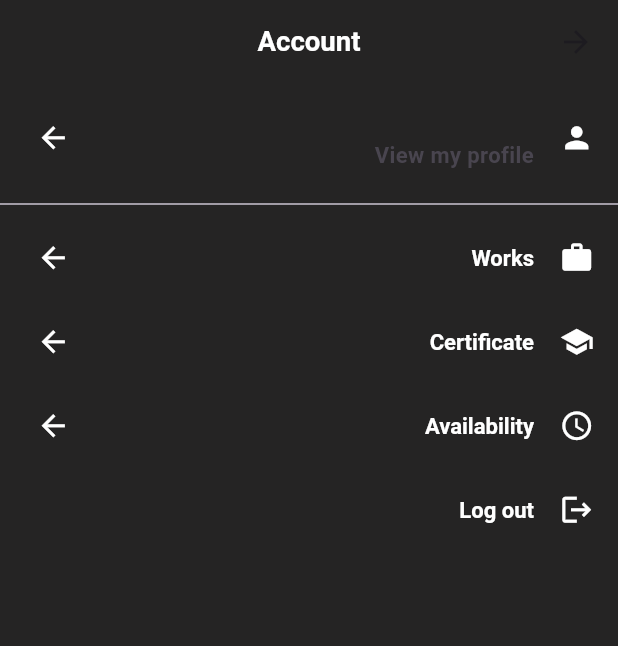
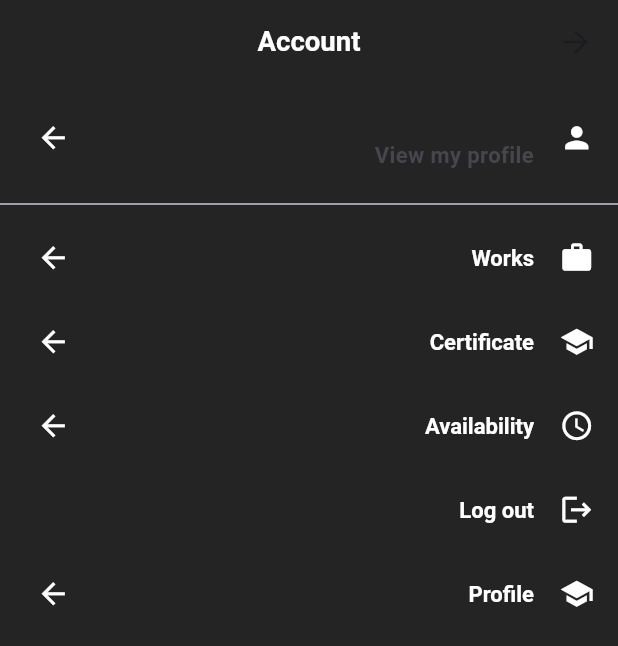
Before and after one commit to MohtadeTawafsha/HERAFI, a Flutter app: the AccountScreen screen opened by its route, on a phone screen of 412 x 824 dp. Shown: the top 646 px of the screen. Run offline on Flutter 3.47's test engine with Material 3 defaults, Android fonts, the phone set to English and light mode, and no system bars; our stand-ins replace awesome_snackbar_content, cached_network_image, cloud_firestore, connectivity_plus, dartz, firebase_auth and 13 more; missing offline and left inert: chat_gpt_sdk; accounts and stored records are empty.

Commit message:
Update account_screen.dart

```diff
--- a/lib/presentation/pages/account_screen.dart
+++ b/lib/presentation/pages/account_screen.dart
@@ -1,6 +1,7 @@
 import 'package:firebase_auth/firebase_auth.dart';
 import 'package:flutter/material.dart';
 import 'package:herafi/presentation/pages/certificatePage.dart';
+import 'package:herafi/presentation/pages/craftsmanProfilePage.dart';
 import 'package:herafi/presentation/pages/portfolio_screen.dart';
 import 'availability_screen.dart';
 import 'edit_profile_screen.dart';
@@ -110,6 +111,16 @@ class _AccountScreenState extends State<AccountScreen> {
                     FirebaseAuth.instance.signOut();
                   },
                 ),
+                ListTile(
+                  leading: Icon(Icons.school),
+                  title: Text('Profile'),
+                  trailing: Icon(Icons.arrow_forward),
+                  onTap: () {
+                    Navigator.push(
+                      context,
+                      MaterialPageRoute(builder: (context) => CraftsmanProfilePage()),
+                    );                  },
+                ),
               ],
             ),
     );
```
